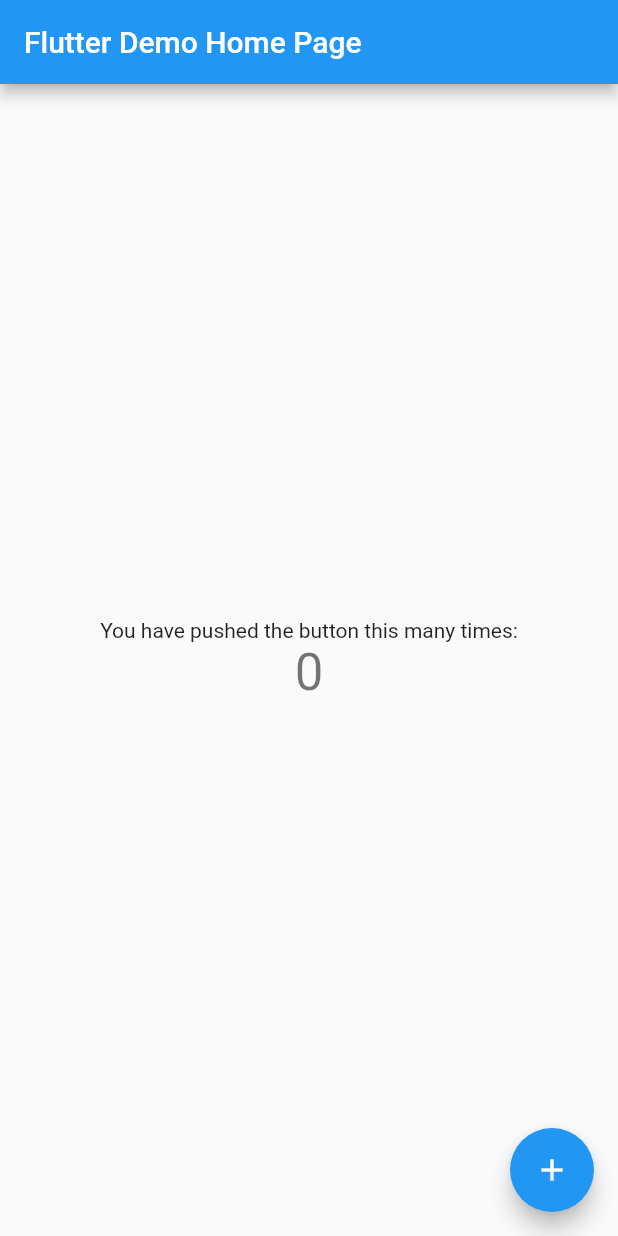
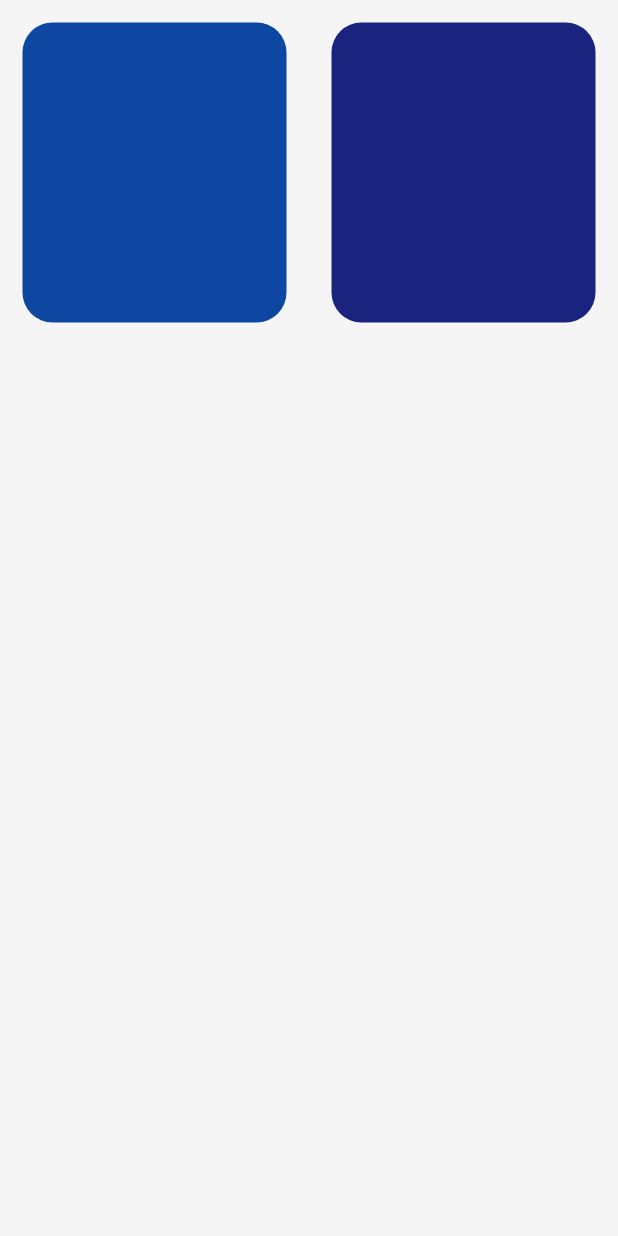
Before and after one commit to FelFT/Super-BBVA, a Flutter app: the screen it shows after launch, on a phone screen of 412 x 824 dp. Run offline on Flutter 3.47's test engine with Material 2 defaults, Android fonts, the phone set to English and light mode, and no system bars.

Commit message:
Prueba diseño de interfaz

```diff
--- /dev/null
+++ b/super_bbva/lib/Layouts/main_menu.dart
@@ -0,0 +1,41 @@
+import 'package:flutter/material.dart';
+
+class MainMenu extends StatelessWidget {
+  const MainMenu({Key? key}) : super(key: key);
+
+  @override
+  Widget build(BuildContext context) {
+    return Scaffold(
+        backgroundColor: Colors.grey[100],
+        body: Row(
+          children: [
+            Expanded(
+              child: Column(
+                children: [
+                  Container(
+                      decoration: const BoxDecoration(
+                          color: Color(0xFF0D47A1),
+                          borderRadius: BorderRadius.all(Radius.circular(20))),
+                      margin: const EdgeInsets.all(15.0),
+                      //width: 100,
+                      height: 200)
+                ],
+              ),
+            ),
+            Expanded(
+              child: Column(
+                children: [
+                  Container(
+                      decoration: const BoxDecoration(
+                          color: Color(0xFF1A237E),
+                          borderRadius: BorderRadius.all(Radius.circular(20))),
+                      margin: const EdgeInsets.all(15.0),
+                      //width: 100,
+                      height: 200)
+                ],
+              ),
+            )
+          ],
+        ));
+  }
+}
--- a/super_bbva/lib/main.dart
+++ b/super_bbva/lib/main.dart
@@ -1,4 +1,5 @@
 import 'package:flutter/material.dart';
+import 'package:super_bbva/Layouts/main_menu.dart';
 
 void main() {
   runApp(const MyApp());
@@ -7,109 +8,14 @@
 class MyApp extends StatelessWidget {
   const MyApp({Key? key}) : super(key: key);
 
-  // This widget is the root of your application.
   @override
   Widget build(BuildContext context) {
     return MaterialApp(
       title: 'Flutter Demo',
       theme: ThemeData(
-        // This is the theme of your application.
-        //
-        // Try running your application with "flutter run". You'll see the
-        // application has a blue toolbar. Then, without quitting the app, try
-        // changing the primarySwatch below to Colors.green and then invoke
-        // "hot reload" (press "r" in the console where you ran "flutter run",
-        // or simply save your changes to "hot reload" in a Flutter IDE).
-        // Notice that the counter didn't reset back to zero; the application
-        // is not restarted.
-        primarySwatch: Colors.blue,
+        primarySwatch: Colors.purple,
       ),
-      home: const MyHomePage(title: 'Flutter Demo Home Page'),
+      home: const MainMenu(),
     );
   }
 }
-
-class MyHomePage extends StatefulWidget {
-  const MyHomePage({Key? key, required this.title}) : super(key: key);
-
-  // This widget is the home page of your application. It is stateful, meaning
-  // that it has a State object (defined below) that contains fields that affect
-  // how it looks.
-
-  // This class is the configuration for the state. It holds the values (in this
-  // case the title) provided by the parent (in this case the App widget) and
-  // used by the build method of the State. Fields in a Widget subclass are
-  // always marked "final".
-
-  final String title;
-
-  @override
-  State<MyHomePage> createState() => _MyHomePageState();
-}
-
-class _MyHomePageState extends State<MyHomePage> {
-  int _counter = 0;
-
-  void _incrementCounter() {
-    setState(() {
-      // This call to setState tells the Flutter framework that something has
-      // changed in this State, which causes it to rerun the build method below
-      // so that the display can reflect the updated values. If we changed
-      // _counter without calling setState(), then the build method would not be
-      // called again, and so nothing would appear to happen.
-      _counter++;
-    });
-  }
-
-  @override
-  Widget build(BuildContext context) {
-    // This method is rerun every time setState is called, for instance as done
-    // by the _incrementCounter method above.
-    //
-    // The Flutter framework has been optimized to make rerunning build methods
-    // fast, so that you can just rebuild anything that needs updating rather
-    // than having to individually change instances of widgets.
-    return Scaffold(
-      appBar: AppBar(
-        // Here we take the value from the MyHomePage object that was created by
-        // the App.build method, and use it to set our appbar title.
-        title: Text(widget.title),
-      ),
-      body: Center(
-        // Center is a layout widget. It takes a single child and positions it
-        // in the middle of the parent.
-        child: Column(
-          // Column is also a layout widget. It takes a list of children and
-          // arranges them vertically. By default, it sizes itself to fit its
-          // children horizontally, and tries to be as tall as its parent.
-          //
-          // Invoke "debug painting" (press "p" in the console, choose the
-          // "Toggle Debug Paint" action from the Flutter Inspector in Android
-          // Studio, or the "Toggle Debug Paint" command in Visual Studio Code)
-          // to see the wireframe for each widget.
-          //
-          // Column has various properties to control how it sizes itself and
-          // how it positions its children. Here we use mainAxisAlignment to
-          // center the children vertically; the main axis here is the vertical
-          // axis because Columns are vertical (the cross axis would be
-          // horizontal).
-          mainAxisAlignment: MainAxisAlignment.center,
-          children: <Widget>[
-            const Text(
-              'You have pushed the button this many times:',
-            ),
-            Text(
-              '$_counter',
-              style: Theme.of(context).textTheme.headline4,
-            ),
-          ],
-        ),
-      ),
-      floatingActionButton: FloatingActionButton(
-        onPressed: _incrementCounter,
-        tooltip: 'Increment',
-        child: const Icon(Icons.add),
-      ), // This trailing comma makes auto-formatting nicer for build methods.
-    );
-  }
-}
```
